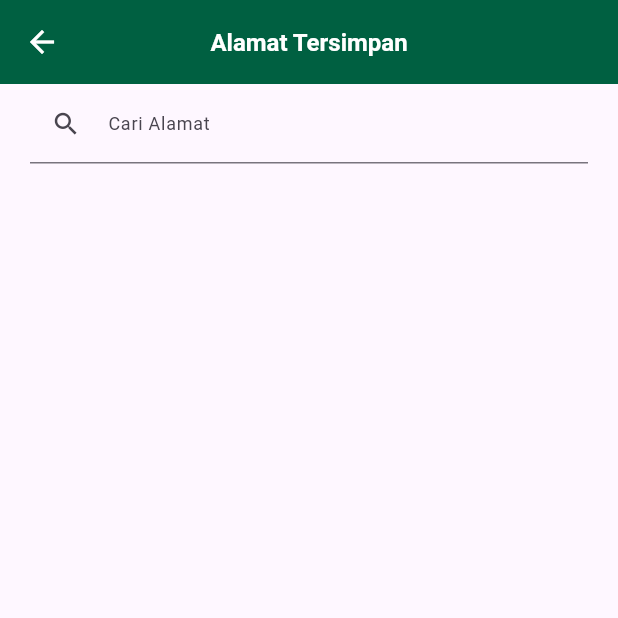
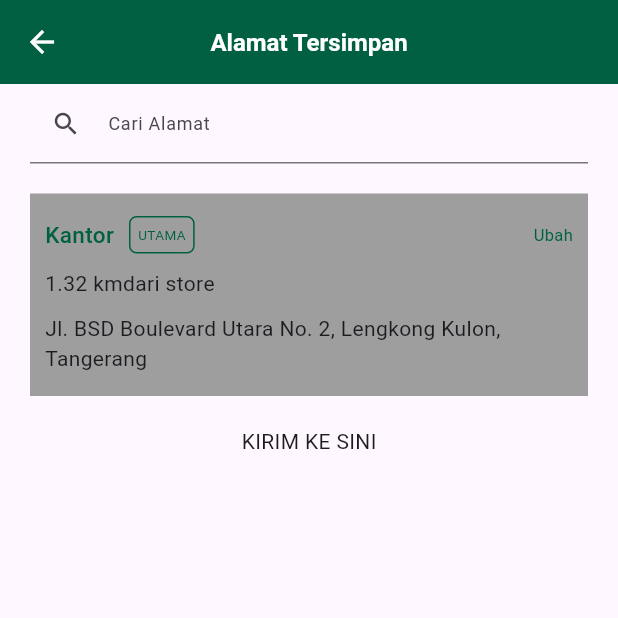
Before and after one commit to meshachvijaya/my_flutter_app, a Flutter app: the Alamat screen opened directly, on a phone screen of 412 x 824 dp, the top half of it. Run offline on Flutter 3.47's test engine with Material 3 defaults, Android fonts, the phone set to English and light mode, and no system bars; our stand-ins replace qr_flutter.

Commit message:
Adding Code for Alamat

```diff
--- a/lib/alamat.dart
+++ b/lib/alamat.dart
@@ -15,7 +15,9 @@ class Alamat extends StatelessWidget {
         backgroundColor: Color(0xFF006041),
         centerTitle: true,
       ),
-      body: Container(
+      body: ListView(
+        children: [
+          Container(
             margin: const EdgeInsets.only(left: 20, right: 20),
             child: const Column(
               children: [
@@ -32,6 +34,73 @@ class Alamat extends StatelessWidget {
               ],
             ),
           ),
+          Column(
+            children: [
+              Container(
+                margin: const EdgeInsets.all(20),
+                padding: const EdgeInsets.fromLTRB(10, 15, 10, 15),
+                color: Colors.grey,
+                child: Column(
+                  children: [
+                    Row(
+                      children: [
+                        const Text(
+                          "Kantor",
+                          style: TextStyle(
+                              color: Color(0xFF006041),
+                              fontWeight: FontWeight.w500,
+                              fontSize: 15),
+                        ),
+                        const SizedBox(width: 10),
+                        Container(
+                          padding: const EdgeInsets.all(5),
+                          decoration: BoxDecoration(
+                            border: Border.all(
+                              color: const Color(0xFF006041),
+                              width: 1,
+                            ),
+                            borderRadius: BorderRadius.circular(5),
+                          ),
+                          child: const Text(
+                            "UTAMA",
+                            style: TextStyle(
+                                color: Color(0xFF006041), fontSize: 9),
+                          ),
+                        ),
+                        const Spacer(),
+                        const Text(
+                          "Ubah",
+                          style:
+                              TextStyle(color: Color(0xFF006041), fontSize: 11),
+                        ),
+                      ],
+                    ),
+                    const SizedBox(height: 10),
+                    const Row(
+                      children: [
+                        Text("1.32 km"),
+                        Text("dari store"),
+                      ],
+                    ),
+                    const SizedBox(height: 10),
+                    const Row(
+                      children: [
+                        Expanded(
+                            child: Text(
+                                "Jl. BSD Boulevard Utara No. 2, Lengkong Kulon, Tangerang",
+                                softWrap: true))
+                      ],
+                    ),
+                  ],
+                ),
+              ),
+              const Center(
+                child: Text("KIRIM KE SINI"),
+              ),
+            ],
+          ),
+        ],
+      ),
     );
   }
 }
```
Lines whose indentation alone changed are shown as unchanged.
